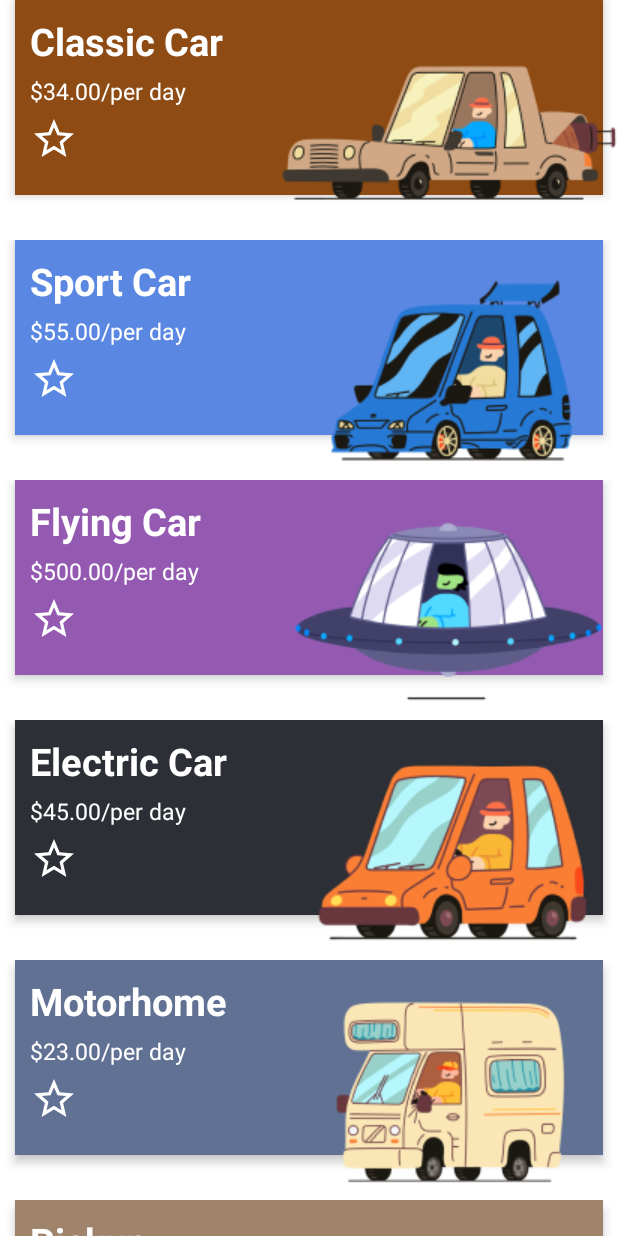
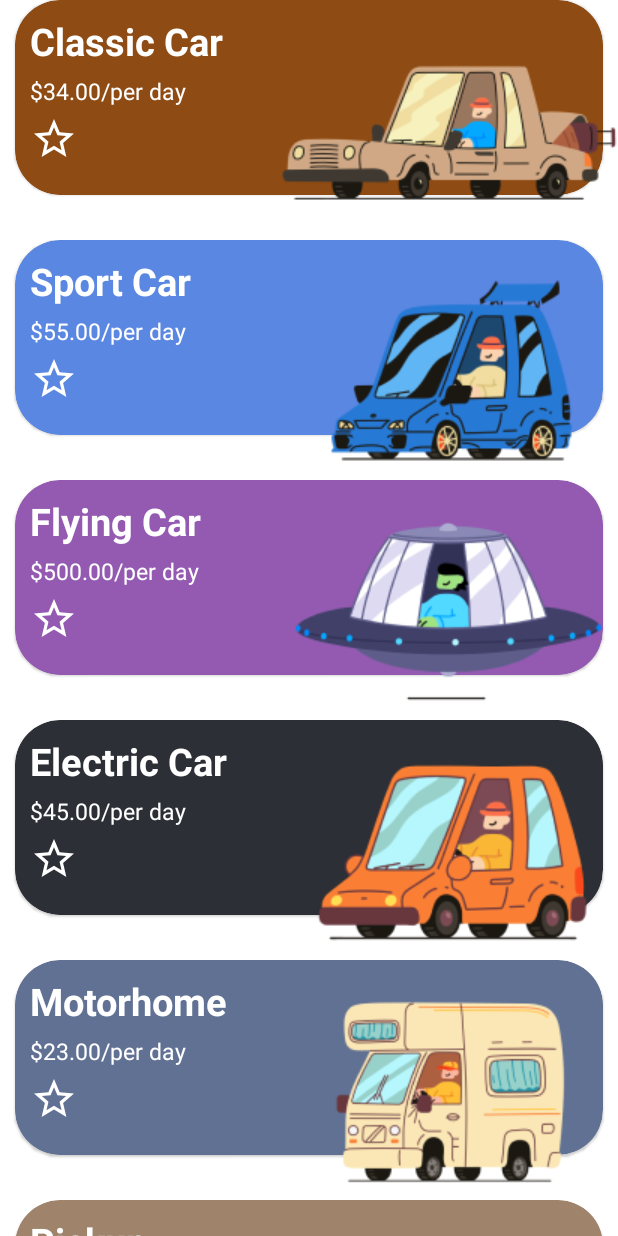
Before and after one commit to R4ULSP/Ejercicio_9_-_RecyclerView, an Android app: the fragment CarFragment placed in its activity, on a phone screen of 412 x 824 dp. Run offline under Robolectric (Android 15) with nearby library versions, the phone set to English and light mode, and no system bars.

Commit message:
Corregido el diseño y color de las cards en el RecyclerView

```diff
--- a/app/src/main/java/es/travelworld/ejercicio9_recyclerview/view/fragments/adapter/CarListViewHolder.java
+++ b/app/src/main/java/es/travelworld/ejercicio9_recyclerview/view/fragments/adapter/CarListViewHolder.java
@@ -1,6 +1,9 @@
 package es.travelworld.ejercicio9_recyclerview.view.fragments.adapter;
 
+import android.content.res.ColorStateList;
+
 import androidx.annotation.NonNull;
+import androidx.core.content.ContextCompat;
 import androidx.recyclerview.widget.RecyclerView;
 
 import es.travelworld.ejercicio9_recyclerview.R;
@@ -23,7 +26,7 @@ public class CarListViewHolder extends RecyclerView.ViewHolder {
         binding.carName.setText(carItem.getCarName());
         binding.carPhoto.setImageResource(getImageFromTypeCar(carItem.getCarType()));
         binding.carPrice.setText(itemView.getContext().getString(R.string.price_car, carItem.getCarPrice()));
-        binding.cardItem.setBackgroundResource(getCardColor(carItem.getCarType()));
+        binding.cardItem.setCardBackgroundColor(ContextCompat.getColor(itemView.getContext(), (getCardColor(carItem.getCarType()))));
 
         itemView.setOnClickListener(view -> listener.onItemClick(carItem));
     }
--- a/app/src/main/res/layout/itemlayout_car_list.xml
+++ b/app/src/main/res/layout/itemlayout_car_list.xml
@@ -12,10 +12,7 @@
         android:layout_height="130dp"
         android:layout_marginHorizontal="10dp"
         app:cardCornerRadius="30dp"
-        app:cardElevation="4dp"
-        app:cardPreventCornerOverlap="true"
-        app:layout_constraintTop_toTopOf="parent"
-        tools:backgroundTint="@color/light_blue">
+        app:layout_constraintTop_toTopOf="parent">
 
         <androidx.constraintlayout.widget.ConstraintLayout
             android:layout_width="match_parent"
```
